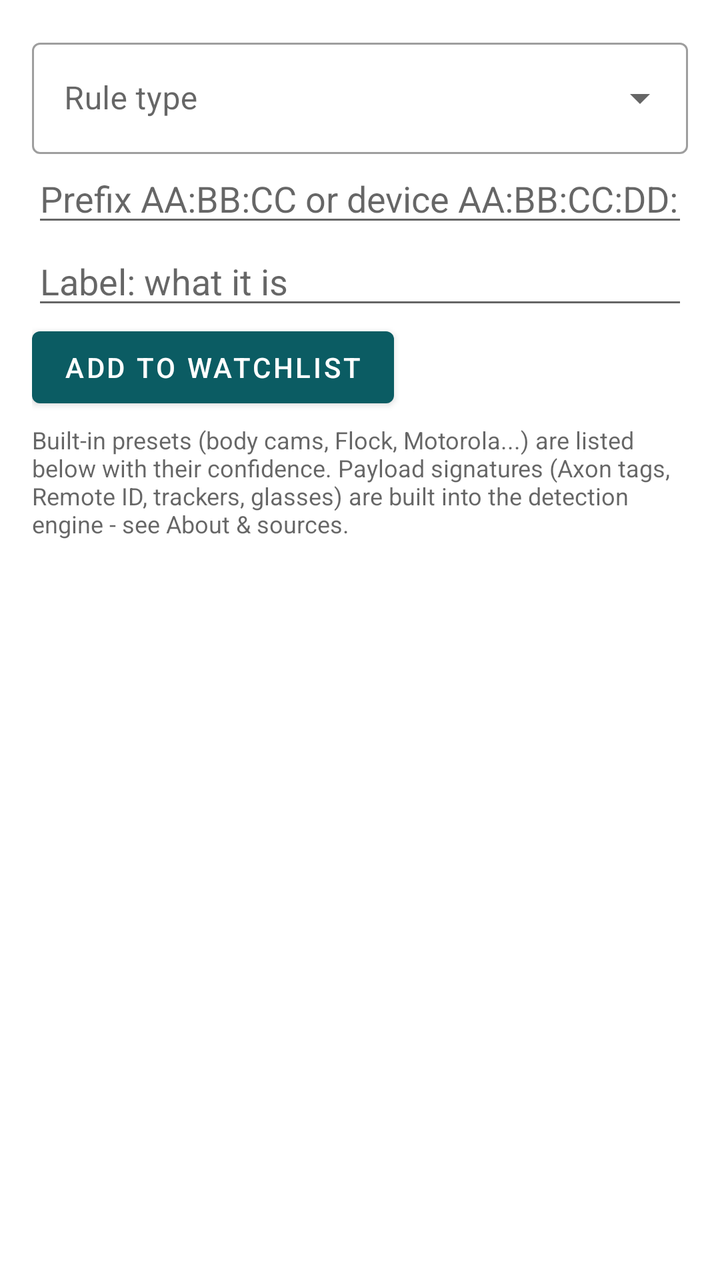
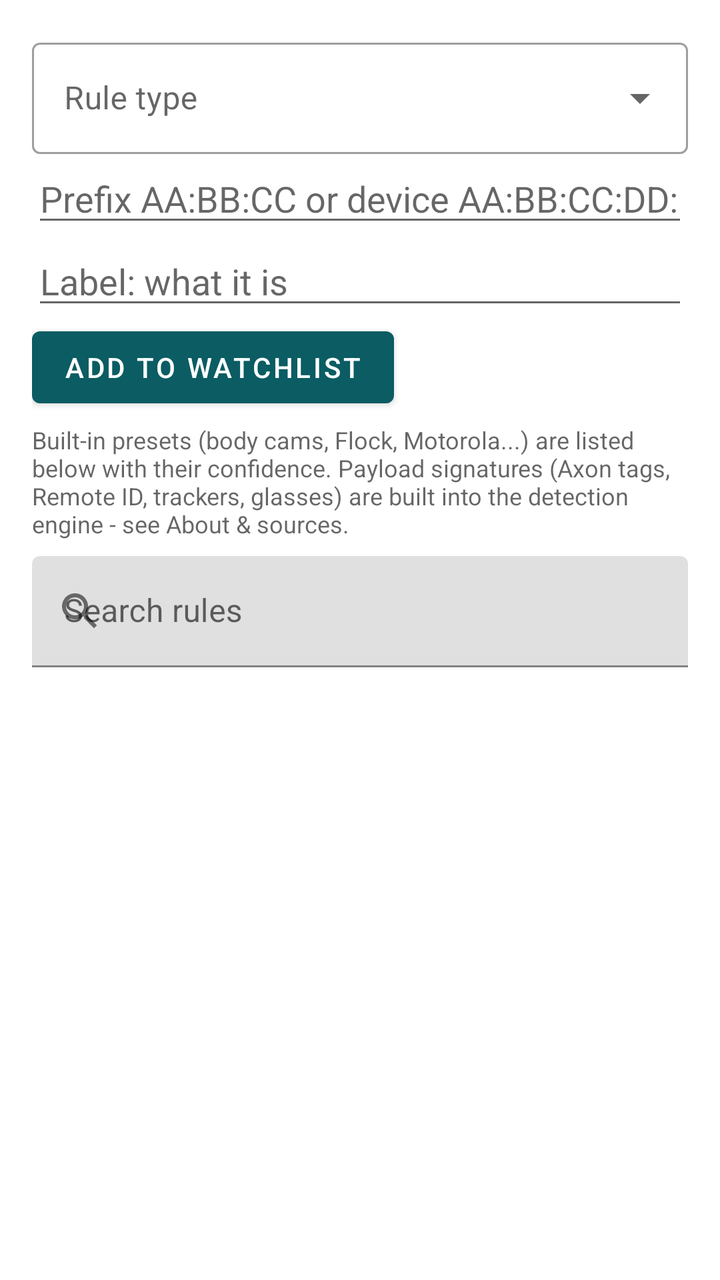

Before-and-after screenshots of an Android layout around one commit, followed by the original layout XML and the change that was made.
<!-- AndroidManifest.xml: application theme Theme.RFSentinel -->
<!-- res/layout/activity_oui_list.xml -->
<?xml version="1.0" encoding="utf-8"?>
<LinearLayout xmlns:android="http://schemas.android.com/apk/res/android"
    xmlns:app="http://schemas.android.com/apk/res-auto"
    android:layout_width="match_parent"
    android:layout_height="match_parent"
    android:orientation="vertical"
    android:padding="16dp">

    
    <com.google.android.material.textfield.TextInputLayout
        android:id="@+id/ruleTypeLayout"
        style="@style/Widget.MaterialComponents.TextInputLayout.OutlinedBox.ExposedDropdownMenu"
        android:layout_width="match_parent"
        android:layout_height="wrap_content"
        android:hint="Rule type"
        app:endIconMode="dropdown_menu">

        <AutoCompleteTextView
            android:id="@+id/ruleType"
            android:layout_width="match_parent"
            android:layout_height="wrap_content"
            android:inputType="none"
            android:saveEnabled="false" />
    </com.google.android.material.textfield.TextInputLayout>

    <EditText
        android:id="@+id/prefixInput"
        android:layout_width="match_parent"
        android:layout_height="wrap_content"
        android:hint="Prefix AA:BB:CC or device AA:BB:CC:DD:EE:FF"
        android:importantForAutofill="no"
        android:inputType="textCapCharacters|textNoSuggestions" />

    <EditText
        android:id="@+id/labelInput"
        android:layout_width="match_parent"
        android:layout_height="wrap_content"
        android:hint="Label: what it is"
        android:importantForAutofill="no"
        android:inputType="text" />

    <Button
        android:id="@+id/addButton"
        android:layout_width="wrap_content"
        android:layout_height="wrap_content"
        android:text="Add to watchlist" />

    <TextView
        android:layout_width="match_parent"
        android:layout_height="wrap_content"
        android:paddingTop="4dp"
        android:text="Built-in presets (body cams, Flock, Motorola...) are listed below with their confidence. Payload signatures (Axon tags, Remote ID, trackers, glasses) are built into the detection engine - see About &amp; sources."
        android:textColor="?android:attr/textColorSecondary"
        android:textSize="@dimen/text_caption" />

    <androidx.recyclerview.widget.RecyclerView
        android:id="@+id/recyclerView"
        android:layout_width="match_parent"
        android:layout_height="0dp"
        android:layout_marginTop="8dp"
        android:layout_weight="1" />

</LinearLayout>
<!-- resources referenced by this layout -->
<resources>
  <dimen name="text_caption">12sp</dimen>
  <style name="Theme.RFSentinel" parent="Theme.MaterialComponents.DayNight.DarkActionBar">
          <item name="colorPrimary">@color/brand_primary</item>
          <item name="colorPrimaryVariant">@color/brand_primary_dark</item>
          <item name="colorOnPrimary">@android:color/white</item>
          <item name="colorSecondary">@color/brand_accent</item>
          <item name="colorOnSecondary">@android:color/white</item>
          <item name="rfScopeColor">@color/scope</item>
          <item name="rfScopeTextColor">@color/scope_text</item>
          <item name="rfTraceColor">@color/trace</item>
          <item name="rfAccent">@color/brand_highlight</item>
          <item name="rfOnAccent">@color/brand_on_highlight</item>
      </style>
  <color name="brand_primary">#0B5C63</color>
  <color name="brand_primary_dark">#073F44</color>
  <color name="brand_accent">#E0622D</color>
  <color name="scope">#0B5C63</color>
  <color name="scope_text">#AA0B5C63</color>
  <color name="trace">#E0622D</color>
  <color name="brand_highlight">#0B5C63</color>
  <color name="brand_on_highlight">#FFFFFF</color>
</resources>

<!-- the commit's change to res/layout/activity_oui_list.xml (unified diff, before → after) -->
@@ -53,6 +53,25 @@
         android:textColor="?android:attr/textColorSecondary"
         android:textSize="@dimen/text_caption" />
 
+    
+    <com.google.android.material.textfield.TextInputLayout
+        android:layout_width="match_parent"
+        android:layout_height="wrap_content"
+        android:layout_marginTop="8dp"
+        android:hint="Search rules"
+        app:endIconMode="clear_text"
+        app:startIconDrawable="@drawable/ic_search">
+
+        <com.google.android.material.textfield.TextInputEditText
+            android:id="@+id/searchInput"
+            android:layout_width="match_parent"
+            android:layout_height="wrap_content"
+            android:imeOptions="actionSearch"
+            android:importantForAutofill="no"
+            android:inputType="text"
+            android:maxLines="1" />
+    </com.google.android.material.textfield.TextInputLayout>
+
     <androidx.recyclerview.widget.RecyclerView
         android:id="@+id/recyclerView"
         android:layout_width="match_parent"
<!-- resource entries referenced after the edit -->
@@ -1,6 +1,18 @@
 <!-- resources referenced by this layout -->
 <resources>
   <dimen name="text_caption">12sp</dimen>
+  <!-- drawable ic_search (drawable) -->
+  <?xml version="1.0" encoding="utf-8"?>
+  <vector xmlns:android="http://schemas.android.com/apk/res/android"
+      android:width="24dp"
+      android:height="24dp"
+      android:tint="#FFFFFF"
+      android:viewportWidth="24"
+      android:viewportHeight="24">
+      <path
+          android:fillColor="#FFFFFF"
+          android:pathData="M15.5,14h-0.79l-0.28,-0.27C15.41,12.59 16,11.11 16,9.5 16,5.91 13.09,3 9.5,3S3,5.91 3,9.5 5.91,16 9.5,16c1.61,0 3.09,-0.59 4.23,-1.57l0.27,0.28v0.79l5,4.99L20.49,19l-4.99,-5zM9.5,14C7.01,14 5,11.99 5,9.5S7.01,5 9.5,5 14,7.01 14,9.5 11.99,14 9.5,14z" />
+  </vector>
   <style name="Theme.RFSentinel" parent="Theme.MaterialComponents.DayNight.DarkActionBar">
           <item name="colorPrimary">@color/brand_primary</item>
           <item name="colorPrimaryVariant">@color/brand_primary_dark</item>
